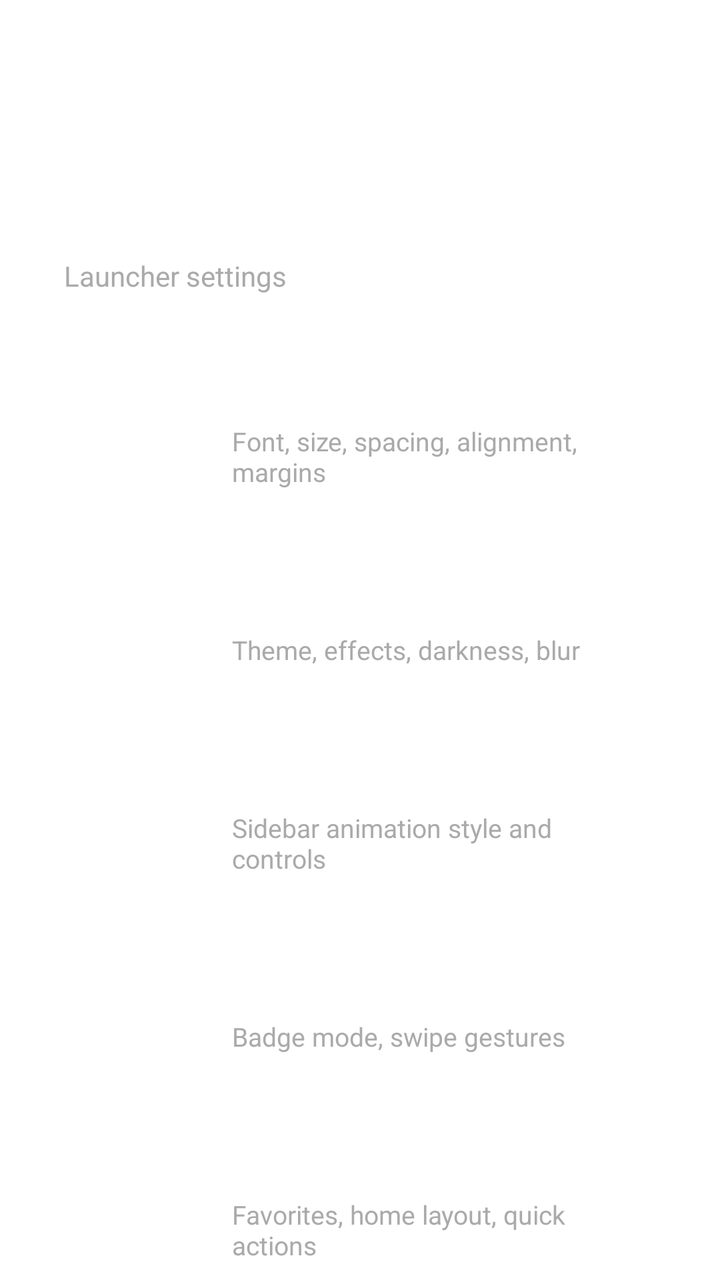
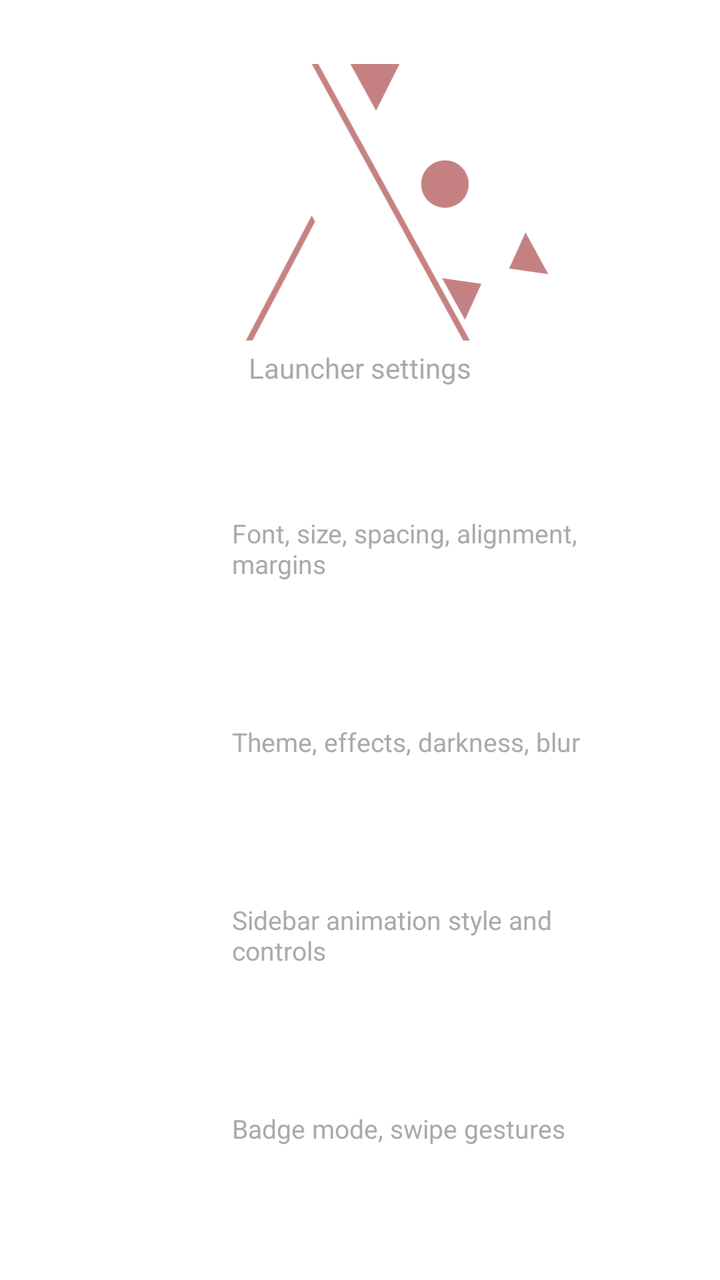

The first picture is an Android layout as it rendered before a commit; the second is the same layout after the commit. The layout source and the unified diff follow.
<!-- AndroidManifest.xml: application theme Theme.Avox -->
<!-- res/layout/fragment_settings_menu.xml -->
<?xml version="1.0" encoding="utf-8"?>
<ScrollView xmlns:android="http://schemas.android.com/apk/res/android"
    android:layout_width="match_parent"
    android:layout_height="match_parent"
    android:fillViewport="true">

    <LinearLayout
        android:layout_width="match_parent"
        android:layout_height="wrap_content"
        android:orientation="vertical"
        android:padding="32dp">

        <ImageView
            android:layout_width="100dp"
            android:layout_height="wrap_content"
            android:adjustViewBounds="true"
            android:src="@drawable/ic_avox_logo"
            android:contentDescription="@string/app_name" />

        <TextView
            android:layout_width="wrap_content"
            android:layout_height="wrap_content"
            android:text="@string/settings_menu_title"
            android:textColor="#AAAAAA"
            android:textSize="14sp"
            android:layout_marginTop="4dp"
            android:layout_marginBottom="24dp" />


        <LinearLayout
            android:id="@+id/cardAppearance"
            android:layout_width="match_parent"
            android:layout_height="wrap_content"
            android:orientation="horizontal"
            android:gravity="center_vertical"
            android:background="#00000000"
            android:paddingHorizontal="20dp"
            android:paddingVertical="16dp"
            android:layout_marginBottom="12dp"
            android:clickable="true"
            android:focusable="true">

            <TextView
                android:layout_width="48dp"
                android:layout_height="48dp"
                android:background="@drawable/circle_dark_bg"
                android:gravity="center"
                android:text="Aa"
                android:textColor="#FFFFFF"
                android:textSize="18sp"
                android:textStyle="bold"
                android:layout_marginEnd="16dp" />

            <LinearLayout
                android:layout_width="0dp"
                android:layout_height="wrap_content"
                android:layout_weight="1"
                android:orientation="vertical">

                <TextView
                    android:layout_width="wrap_content"
                    android:layout_height="wrap_content"
                    android:text="@string/settings_appearance"
                    android:textColor="#FFFFFF"
                    android:textSize="18sp"
                    android:textStyle="bold" />

                <TextView
                    android:layout_width="wrap_content"
                    android:layout_height="wrap_content"
                    android:text="@string/settings_appearance_summary"
                    android:textColor="#AAAAAA"
                    android:textSize="13sp" />
            </LinearLayout>
        </LinearLayout>

        <LinearLayout
            android:id="@+id/cardWallpaper"
            android:layout_width="match_parent"
            android:layout_height="wrap_content"
            android:orientation="horizontal"
            android:gravity="center_vertical"
            android:background="#00000000"
            android:paddingHorizontal="20dp"
            android:paddingVertical="16dp"
            android:layout_marginBottom="12dp"
            android:clickable="true"
            android:focusable="true">

            <TextView
                android:layout_width="48dp"
                android:layout_height="48dp"
                android:background="@drawable/circle_dark_bg"
                android:gravity="center"
                android:text="▣"
                android:textColor="#FFFFFF"
                android:textSize="22sp"
                android:textStyle="bold"
                android:layout_marginEnd="16dp" />

            <LinearLayout
                android:layout_width="0dp"
                android:layout_height="wrap_content"
                android:layout_weight="1"
                android:orientation="vertical">

                <TextView
                    android:layout_width="wrap_content"
                    android:layout_height="wrap_content"
                    android:text="@string/settings_wallpaper"
                    android:textColor="#FFFFFF"
                    android:textSize="18sp"
                    android:textStyle="bold" />

                <TextView
                    android:layout_width="wrap_content"
                    android:layout_height="wrap_content"
                    android:text="@string/settings_wallpaper_summary"
                    android:textColor="#AAAAAA"
                    android:textSize="13sp" />
            </LinearLayout>
        </LinearLayout>

        <LinearLayout
            android:id="@+id/cardAnimations"
            android:layout_width="match_parent"
            android:layout_height="wrap_content"
            android:orientation="horizontal"
            android:gravity="center_vertical"
            android:background="#00000000"
            android:paddingHorizontal="20dp"
            android:paddingVertical="16dp"
            android:layout_marginBottom="12dp"
            android:clickable="true"
            android:focusable="true">

            <TextView
                android:layout_width="48dp"
                android:layout_height="48dp"
                android:background="@drawable/circle_dark_bg"
                android:gravity="center"
                android:text="≈"
                android:textColor="#FFFFFF"
                android:textSize="24sp"
                android:textStyle="bold"
                android:layout_marginEnd="16dp" />

            <LinearLayout
                android:layout_width="0dp"
                android:layout_height="wrap_content"
                android:layout_weight="1"
                android:orientation="vertical">

                <TextView
                    android:layout_width="wrap_content"
                    android:layout_height="wrap_content"
                    android:text="@string/settings_animations"
                    android:textColor="#FFFFFF"
                    android:textSize="18sp"
                    android:textStyle="bold" />

                <TextView
                    android:layout_width="wrap_content"
                    android:layout_height="wrap_content"
                    android:text="@string/settings_animations_summary"
                    android:textColor="#AAAAAA"
                    android:textSize="13sp" />
            </LinearLayout>
        </LinearLayout>

        <LinearLayout
            android:id="@+id/cardNotifications"
            android:layout_width="match_parent"
            android:layout_height="wrap_content"
            android:orientation="horizontal"
            android:gravity="center_vertical"
            android:background="#00000000"
            android:paddingHorizontal="20dp"
            android:paddingVertical="16dp"
            android:layout_marginBottom="12dp"
            android:clickable="true"
            android:focusable="true">

            <TextView
                android:layout_width="48dp"
                android:layout_height="48dp"
                android:background="@drawable/circle_dark_bg"
                android:gravity="center"
                android:text="◔"
                android:textColor="#FFFFFF"
                android:textSize="22sp"
                android:textStyle="bold"
                android:layout_marginEnd="16dp" />

            <LinearLayout
                android:layout_width="0dp"
                android:layout_height="wrap_content"
                android:layout_weight="1"
                android:orientation="vertical">

                <TextView
                    android:layout_width="wrap_content"
                    android:layout_height="wrap_content"
                    android:text="@string/settings_notifications"
                    android:textColor="#FFFFFF"
                    android:textSize="18sp"
                    android:textStyle="bold" />

                <TextView
                    android:layout_width="wrap_content"
                    android:layout_height="wrap_content"
                    android:text="@string/settings_notifications_summary"
                    android:textColor="#AAAAAA"
                    android:textSize="13sp" />
            </LinearLayout>
        </LinearLayout>

        <LinearLayout
            android:id="@+id/cardHome"
            android:layout_width="match_parent"
            android:layout_height="wrap_content"
            android:orientation="horizontal"
            android:gravity="center_vertical"
            android:background="#00000000"
            android:paddingHorizontal="20dp"
            android:paddingVertical="16dp"
            android:layout_marginBottom="12dp"
            android:clickable="true"
            android:focusable="true">

            <TextView
                android:layout_width="48dp"
                android:layout_height="48dp"
                android:background="@drawable/circle_dark_bg"
                android:gravity="center"
                android:text="⌂"
                android:textColor="#FFFFFF"
                android:textSize="24sp"
                android:textStyle="bold"
                android:layout_marginEnd="16dp" />

            <LinearLayout
                android:layout_width="0dp"
                android:layout_height="wrap_content"
                android:layout_weight="1"
                android:orientation="vertical">

                <TextView
                    android:layout_width="wrap_content"
                    android:layout_height="wrap_content"
                    android:text="@string/settings_home"
                    android:textColor="#FFFFFF"
                    android:textSize="18sp"
                    android:textStyle="bold" />

                <TextView
                    android:layout_width="wrap_content"
                    android:layout_height="wrap_content"
                    android:text="@string/settings_home_summary"
                    android:textColor="#AAAAAA"
                    android:textSize="13sp" />
            </LinearLayout>
        </LinearLayout>

        <LinearLayout
            android:id="@+id/cardWidgets"
            android:layout_width="match_parent"
            android:layout_height="wrap_content"
            android:orientation="horizontal"
            android:gravity="center_vertical"
            android:background="#00000000"
            android:paddingHorizontal="20dp"
            android:paddingVertical="16dp"
            android:layout_marginBottom="12dp"
            android:clickable="true"
            android:focusable="true">

            <TextView
                android:layout_width="48dp"
                android:layout_height="48dp"
                android:background="@drawable/circle_dark_bg"
                android:gravity="center"
                android:text="⚙"
                android:textColor="#FFFFFF"
                android:textSize="24sp"
                android:textStyle="bold"
                android:layout_marginEnd="16dp" />

            <LinearLayout
                android:layout_width="0dp"
                android:layout_height="wrap_content"
                android:layout_weight="1"
                android:orientation="vertical">

                <TextView
                    android:layout_width="wrap_content"
                    android:layout_height="wrap_content"
                    android:text="@string/settings_widgets"
                    android:textColor="#FFFFFF"
                    android:textSize="18sp"
                    android:textStyle="bold" />

                <TextView
                    android:layout_width="wrap_content"
                    android:layout_height="wrap_content"
                    android:text="@string/settings_widgets_summary"
                    android:textColor="#AAAAAA"
                    android:textSize="13sp" />
            </LinearLayout>
        </LinearLayout>
        <View
            android:layout_width="match_parent"
            android:layout_height="1dp"
            android:background="#33FFFFFF"
            android:layout_marginTop="16dp"
            android:layout_marginBottom="16dp" />

        <TextView
            android:layout_width="wrap_content"
            android:layout_height="wrap_content"
            android:text="@string/settings_language_title"
            android:textColor="#FFFFFF"
            android:textSize="16sp"
            android:layout_marginBottom="8dp" />

        <TextView
            android:layout_width="match_parent"
            android:layout_height="wrap_content"
            android:text="@string/settings_language_summary"
            android:textColor="#AAAAAA"
            android:textSize="13sp"
            android:layout_marginBottom="12dp" />

        <Spinner
            android:id="@+id/languageSpinner"
            android:layout_width="match_parent"
            android:layout_height="wrap_content"
            android:layout_marginBottom="24dp" />

        <View
            android:layout_width="match_parent"
            android:layout_height="1dp"
            android:background="#33FFFFFF"
            android:layout_marginBottom="16dp" />

        <TextView
            android:layout_width="wrap_content"
            android:layout_height="wrap_content"
            android:text="@string/settings_backup_title"
            android:textColor="#FFFFFF"
            android:textSize="16sp"
            android:layout_marginBottom="8dp" />

        <TextView
            android:layout_width="match_parent"
            android:layout_height="wrap_content"
            android:text="@string/settings_backup_summary"
            android:textColor="#AAAAAA"
            android:textSize="13sp"
            android:layout_marginBottom="12dp" />

        <Button
            android:id="@+id/backupSettingsButton"
            android:layout_width="wrap_content"
            android:layout_height="wrap_content"
            android:text="@string/backup_settings_button"
            android:layout_marginBottom="12dp" />

        <Button
            android:id="@+id/restoreSettingsButton"
            android:layout_width="wrap_content"
            android:layout_height="wrap_content"
            android:text="@string/restore_settings_button"
            android:layout_marginBottom="24dp" />

    </LinearLayout>
</ScrollView>
<!-- resources referenced by this layout -->
<resources>
  <!-- drawable circle_dark_bg (drawable) -->
  <?xml version="1.0" encoding="utf-8"?>
  <shape xmlns:android="http://schemas.android.com/apk/res/android"
      android:shape="oval">
      <solid android:color="@android:color/transparent" />
      <size
          android:width="48dp"
          android:height="48dp" />
  </shape>
  <!-- drawable ic_avox_logo (drawable) -->
  <?xml version="1.0" encoding="utf-8"?>
  <vector xmlns:android="http://schemas.android.com/apk/res/android"
      android:width="108dp"
      android:height="100dp"
      android:viewportWidth="108"
      android:viewportHeight="100">
  
      
      <path
          android:fillColor="#FFFFFF"
          android:pathData="M8,92 L36,8 L64,92 Z" />
  
      
      <path
          android:fillColor="#FFFFFF"
          android:pathData="M76,10 L100,10 L88,30 Z" />
  
      
      <path
          android:fillColor="#FFFFFF"
          android:pathData="M88,40 a10,10 0 1,1 0,20 a10,10 0 1,1 0,-20 Z" />
  
      
      <path
          android:fillColor="#FFFFFF"
          android:pathData="M76,70 L88,74 L82,80 Z" />
      <path
          android:fillColor="#FFFFFF"
          android:pathData="M100,70 L88,74 L94,80 Z" />
      <path
          android:fillColor="#FFFFFF"
          android:pathData="M100,90 L88,86 L94,80 Z" />
      <path
          android:fillColor="#FFFFFF"
          android:pathData="M76,90 L88,86 L82,80 Z" />
  
  </vector>
  <string name="app_name">Avox</string>
  <string name="backup_settings_button">Backup Settings</string>
  <string name="restore_settings_button">Restore Settings</string>
  <string name="settings_animations">Animations</string>
  <string name="settings_animations_summary">Sidebar animation style and controls</string>
  <string name="settings_appearance">Appearance</string>
  <string name="settings_appearance_summary">Font, size, spacing, alignment, margins</string>
  <string name="settings_backup_summary">Export launcher preferences or restore them from a
          previous backup.</string>
  <string name="settings_backup_title">Backup &amp; Restore</string>
  <string name="settings_home">Home</string>
  <string name="settings_home_summary">Favorites, home layout, quick actions</string>
  <string name="settings_language_summary">Use the system language when supported, or choose one
          manually.</string>
  <string name="settings_language_title">Language</string>
  <string name="settings_menu_title">Launcher settings</string>
  <string name="settings_notifications">Notifications</string>
  <string name="settings_notifications_summary">Badge mode, swipe gestures</string>
  <string name="settings_wallpaper">Wallpaper</string>
  <string name="settings_wallpaper_summary">Theme, effects, darkness, blur</string>
  <string name="settings_widgets">Widgets</string>
  <string name="settings_widgets_summary">Widget slots, swipe stacks, size, controls</string>
  <style name="Theme.Avox" parent="Theme.AppCompat.NoActionBar">
          <item name="android:windowBackground">@android:color/transparent</item>
          <item name="android:windowShowWallpaper">true</item>
          <item name="android:windowIsTranslucent">true</item>
      </style>
</resources>

<!-- the commit's change to res/layout/fragment_settings_menu.xml (unified diff, before → after) -->
@@ -11,15 +11,17 @@
         android:padding="32dp">
 
         <ImageView
-            android:layout_width="100dp"
+            android:layout_width="200dp"
             android:layout_height="wrap_content"
             android:adjustViewBounds="true"
+            android:layout_gravity="center_horizontal"
             android:src="@drawable/ic_avox_logo"
             android:contentDescription="@string/app_name" />
 
         <TextView
             android:layout_width="wrap_content"
             android:layout_height="wrap_content"
+            android:layout_gravity="center_horizontal"
             android:text="@string/settings_menu_title"
             android:textColor="#AAAAAA"
             android:textSize="14sp"
<!-- resource entries referenced after the edit -->
@@ -10,42 +10,24 @@
           android:height="48dp" />
   </shape>
   <!-- drawable ic_avox_logo (drawable) -->
-  <?xml version="1.0" encoding="utf-8"?>
-  <vector xmlns:android="http://schemas.android.com/apk/res/android"
-      android:width="108dp"
-      android:height="100dp"
-      android:viewportWidth="108"
-      android:viewportHeight="100">
-  
+  <vector xmlns:android="http://schemas.android.com/apk/res/android" android:height="83.33309dp" android:viewportHeight="48" android:viewportWidth="69.293" android:width="120.3dp">
+        
+      <path android:fillColor="#ffffff" android:fillType="evenOdd" android:pathData="M69.293,40.082 L65.334,32.847 61.375,25.612 57.109,34.997 46.905,33.53 50.864,40.765 54.823,48 59.089,38.615Z" android:strokeWidth="1.12232"/>
+        
+      <path android:fillColor="#ffffff" android:pathData="m49.375,12.58c4.555,0 8.247,3.692 8.247,8.247 0,4.555 -3.692,8.247 -8.247,8.247 -4.555,0 -8.247,-3.692 -8.247,-8.247 0,-4.555 3.692,-8.247 8.247,-8.247z" android:strokeWidth="2.0617"/>
+        
+      <path android:fillColor="#ffffff" android:pathData="M28.561,0 L45.586,0.001 37.432,16.201Z" android:strokeWidth="2.04558"/>
+        
+      <path android:fillColor="#ffffff" android:fillType="evenOdd" android:pathData="M26.276,0 L0,47.983h52.553zM26.276,26.276 L14.852,47.983h22.849z" android:strokeWidth="1.14245"/>
+        
+      <path android:fillColor="#c58181" android:fillType="evenOdd" android:pathData="m67.313,36.464 l-1.98,-3.617 -1.98,-3.617 -2.844,6.257zM55.687,38.126 L48.884,37.148 50.864,40.765 52.844,44.383z" android:strokeWidth="0.561"/>
+        
+      <path android:fillColor="#c58181" android:pathData="m49.371,16.7c2.277,0 4.124,1.846 4.124,4.124 0,2.277 -1.846,4.124 -4.124,4.124 -2.278,0 -4.124,-1.846 -4.124,-4.124 0,-2.277 1.846,-4.124 4.124,-4.124z" android:strokeWidth="1.031"/>
+        
+      <path android:fillColor="#c58181" android:pathData="m32.987,-0 l8.512,0 -4.077,8.1z" android:strokeWidth="1.023"/>
+        
+      <path android:fillColor="#c68282" android:pathData="m26.276,-0 l26.276,47.983l1.142,0L27.419,-0l-0.571,0zM26.276,26.276 L14.852,47.983l1.142,0l10.853,-20.622z"/>
       
-      <path
-          android:fillColor="#FFFFFF"
-          android:pathData="M8,92 L36,8 L64,92 Z" />
-  
-      
-      <path
-          android:fillColor="#FFFFFF"
-          android:pathData="M76,10 L100,10 L88,30 Z" />
-  
-      
-      <path
-          android:fillColor="#FFFFFF"
-          android:pathData="M88,40 a10,10 0 1,1 0,20 a10,10 0 1,1 0,-20 Z" />
-  
-      
-      <path
-          android:fillColor="#FFFFFF"
-          android:pathData="M76,70 L88,74 L82,80 Z" />
-      <path
-          android:fillColor="#FFFFFF"
-          android:pathData="M100,70 L88,74 L94,80 Z" />
-      <path
-          android:fillColor="#FFFFFF"
-          android:pathData="M100,90 L88,86 L94,80 Z" />
-      <path
-          android:fillColor="#FFFFFF"
-          android:pathData="M76,90 L88,86 L82,80 Z" />
-  
   </vector>
   <string name="app_name">Avox</string>
   <string name="backup_settings_button">Backup Settings</string>
